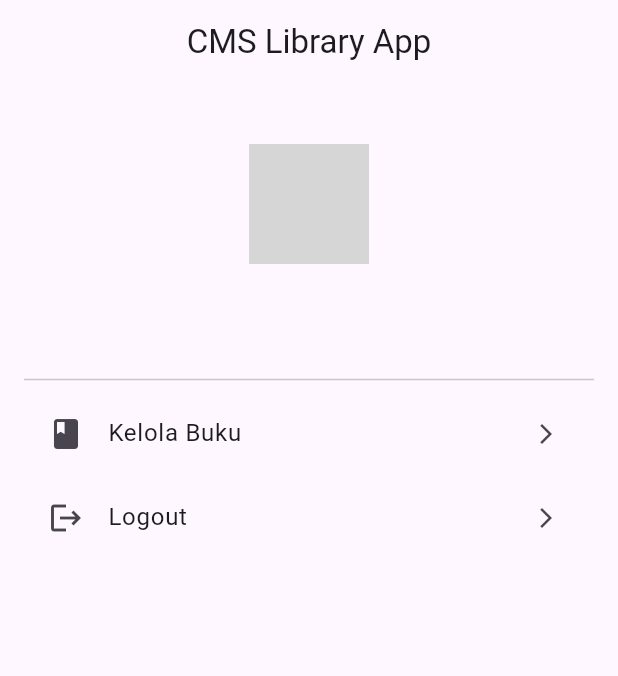
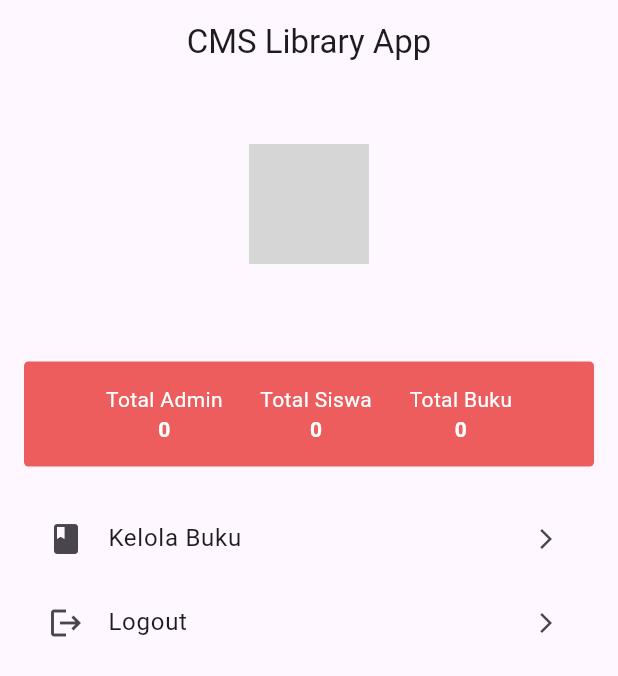
Before and after one commit to ilhamhafidz404/INTERN_LibraryApp, a Flutter app: the AdminHomePage screen opened directly, on a phone screen of 412 x 824 dp. Shown: the top 676 px of the screen. Run offline on Flutter 3.47's test engine with Material 3 defaults, Android fonts, the phone set to English and light mode, and no system bars; our stand-ins replace flutter_dotenv, image_picker, shared_preferences; accounts and stored records are empty; network calls fail; grey boxes are pictures that could not be loaded.

Commit message:
Dashboard for Admin

```diff
--- /dev/null
+++ b/lib/models/dashboard_response.dart
@@ -0,0 +1,39 @@
+class DashboardResponse {
+  final bool success;
+  final String message;
+  final Dashboard data;
+
+  DashboardResponse({
+    required this.success,
+    required this.message,
+    required this.data,
+  });
+
+  factory DashboardResponse.fromJson(Map<String, dynamic> json) {
+    return DashboardResponse(
+      success: json['success'] ?? false,
+      message: json['message'] ?? '',
+      data: Dashboard.fromJson(json['data']),
+    );
+  }
+}
+
+class Dashboard {
+  final int totalBook;
+  final int totalAdmin;
+  final int totalStudent;
+
+  Dashboard({
+    required this.totalBook,
+    required this.totalAdmin,
+    required this.totalStudent,
+  });
+
+  factory Dashboard.fromJson(Map<String, dynamic> json) {
+    return Dashboard(
+      totalBook: json['total_book'] ?? 0,
+      totalAdmin: json['total_admin'] ?? 0,
+      totalStudent: json['total_student'] ?? 0,
+    );
+  }
+}
--- a/lib/pages/admin/home_page.dart
+++ b/lib/pages/admin/home_page.dart
@@ -1,6 +1,8 @@
 import 'package:flutter/material.dart';
+import 'package:intern_libraryapp/models/dashboard_response.dart';
 import 'package:intern_libraryapp/pages/admin/book/list_book_page.dart';
 import 'package:intern_libraryapp/pages/login_page.dart';
+import 'package:intern_libraryapp/services/dashboard_service.dart';
 import 'package:shared_preferences/shared_preferences.dart';
 
 class AdminHomePage extends StatefulWidget {
@@ -12,11 +14,17 @@ class AdminHomePage extends StatefulWidget {
 
 class _AdminHomePageState extends State<AdminHomePage> {
   String adminName = '';
+  late Dashboard dashboard = Dashboard(
+    totalBook: 0,
+    totalAdmin: 0,
+    totalStudent: 0,
+  );
 
   @override
   void initState() {
     super.initState();
     loadUserData();
+    fetchDashboard();
   }
 
   Future<void> loadUserData() async {
@@ -25,6 +33,17 @@ class _AdminHomePageState extends State<AdminHomePage> {
     setState(() {
       adminName = prefs.getString('name') ?? 'Tidak Diketahui';
     });
+  }
+
+  Future<void> fetchDashboard() async {
+    try {
+      final response = await DashboardService().getDashboard();
+      setState(() {
+        dashboard = response.data;
+      });
+    } catch (e) {
+      print('Gagal mengambil dashboard: $e');
+    }
   }
 
   String getInitials(String name) {
@@ -61,6 +80,7 @@ class _AdminHomePageState extends State<AdminHomePage> {
                 backgroundImage: NetworkImage(
                   'https://ui-avatars.com/api/?name=${Uri.encodeComponent(getInitials(adminName))}',
                 ),
+                backgroundColor: Color.fromARGB(202, 237, 93, 93),
               ),
               const SizedBox(height: 16),
               Text(
@@ -70,8 +90,68 @@ class _AdminHomePageState extends State<AdminHomePage> {
                   fontWeight: FontWeight.bold,
                 ),
               ),
-              const SizedBox(height: 24),
-              const Divider(),
+              Container(
+                margin: EdgeInsets.symmetric(vertical: 20),
+                padding: EdgeInsets.all(15),
+                decoration: BoxDecoration(
+                  color: Color(0xFFed5d5e),
+                  borderRadius: BorderRadius.circular(3),
+                ),
+                child: Center(
+                  child: Row(
+                    mainAxisAlignment: MainAxisAlignment.center,
+                    children: [
+                      Column(
+                        children: [
+                          Text(
+                            "Total Admin",
+                            style: TextStyle(color: Colors.white),
+                          ),
+                          Text(
+                            dashboard.totalAdmin.toString(),
+                            style: TextStyle(
+                              color: Colors.white,
+                              fontWeight: FontWeight.bold,
+                            ),
+                          ),
+                        ],
+                      ),
+                      SizedBox(width: 25),
+                      Column(
+                        children: [
+                          Text(
+                            "Total Siswa",
+                            style: TextStyle(color: Colors.white),
+                          ),
+                          Text(
+                            dashboard.totalStudent.toString(),
+                            style: TextStyle(
+                              color: Colors.white,
+                              fontWeight: FontWeight.bold,
+                            ),
+                          ),
+                        ],
+                      ),
+                      SizedBox(width: 25),
+                      Column(
+                        children: [
+                          Text(
+                            "Total Buku",
+                            style: TextStyle(color: Colors.white),
+                          ),
+                          Text(
+                            dashboard.totalBook.toString(),
+                            style: TextStyle(
+                              color: Colors.white,
+                              fontWeight: FontWeight.bold,
+                            ),
+                          ),
+                        ],
+                      ),
+                    ],
+                  ),
+                ),
+              ),
               ListTile(
                 leading: const Icon(Icons.book),
                 title: const Text('Kelola Buku'),
```
Also changed, not shown: lib/services/dashboard_service.dart (added, +43 -0 lines).
